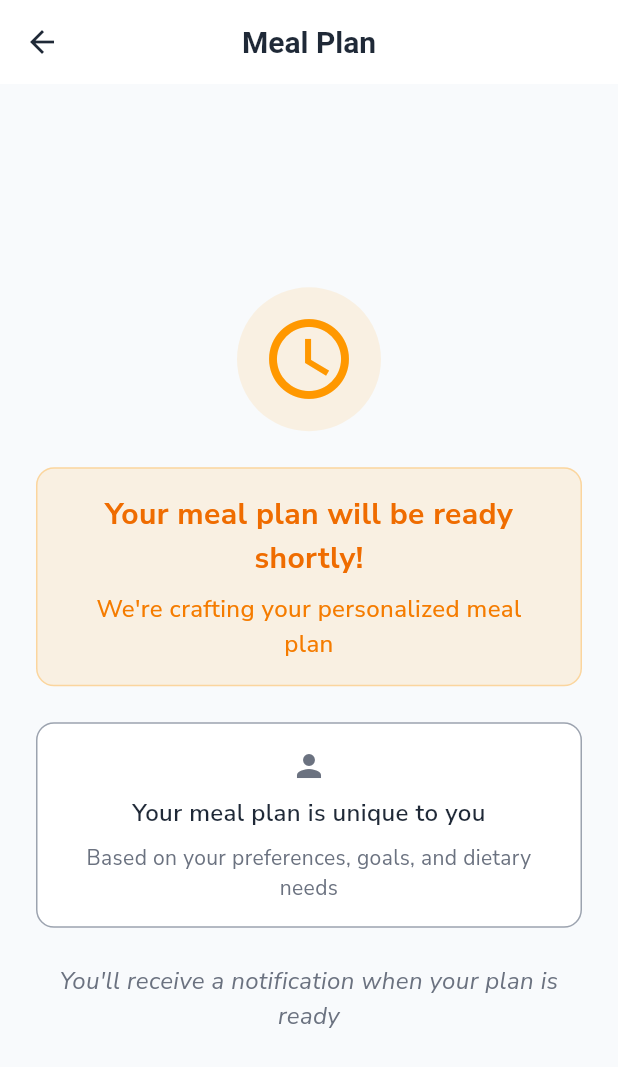
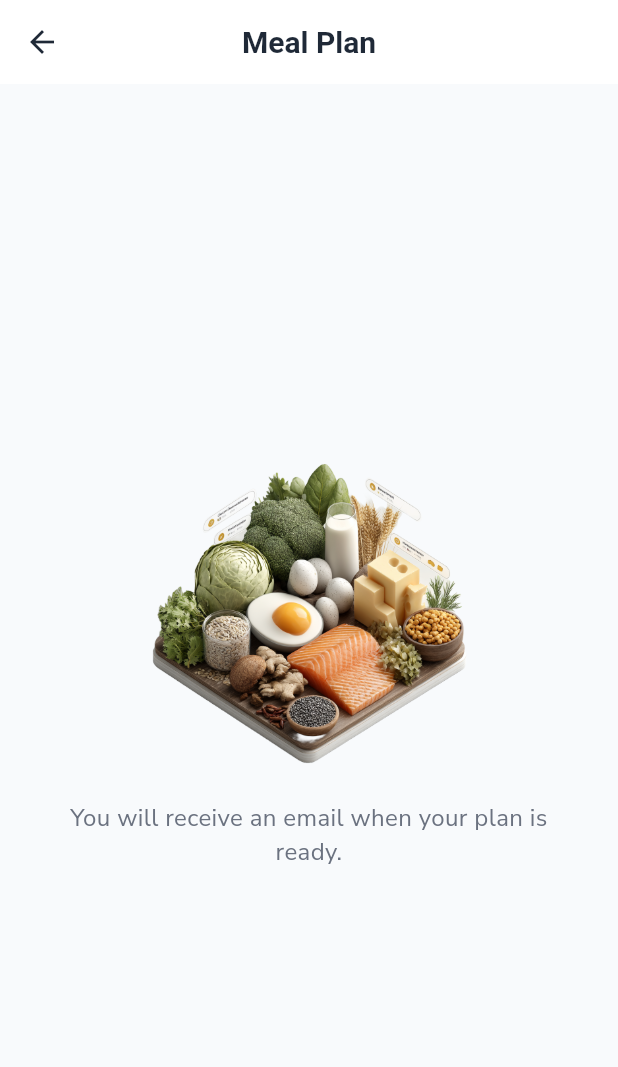
Before and after one commit to mahmoudal99/moctarnutrition, a Flutter app: the WaitingForMealPlan screen opened directly, on a phone screen of 412 x 824 dp. Shown: the top 1067 px of the screen. Run offline on Flutter 3.47's test engine with Material 3 defaults, Android fonts, the phone set to English and light mode, and no system bars; our stand-ins replace cached_network_image, cloud_firestore, firebase_auth, firebase_core, firebase_storage, fl_chart and 11 more; missing offline and left inert: flutter_floating_bottom_bar; accounts and stored records are empty; project files that could hold a hidden picture were left out.

Commit message:
Minor changes

```diff
--- a/lib/features/admin/presentation/screens/admin_user_profile_screen.dart
+++ b/lib/features/admin/presentation/screens/admin_user_profile_screen.dart
@@ -11,11 +11,11 @@ class AdminUserProfileScreen extends StatelessWidget {
   final VoidCallback? onMealPlanCreated;
 
   const AdminUserProfileScreen({
-    Key? key,
+    super.key,
     required this.user,
     this.mealPlanId,
     this.onMealPlanCreated,
-  }) : super(key: key);
+  });
 
   @override
   Widget build(BuildContext context) {
@@ -108,7 +108,7 @@ class AdminUserProfileScreen extends StatelessWidget {
                       ),
                       AdminInfoRow(
                         label: 'Target Calories',
-                        value: '${user.preferences.targetCalories ?? 0} kcal',
+                        value: '${user.preferences.targetCalories} kcal',
                       ),
                     ],
                   ),
@@ -122,16 +122,16 @@ class AdminUserProfileScreen extends StatelessWidget {
                     children: [
                       AdminInfoRow(
                           label: 'Age',
-                          value: '${user.preferences.age ?? 0} years'),
+                          value: '${user.preferences.age} years'),
                       AdminInfoRow(
                           label: 'Weight',
-                          value: '${user.preferences.weight ?? 0} kg'),
+                          value: '${user.preferences.weight} kg'),
                       AdminInfoRow(
                           label: 'Height',
-                          value: '${user.preferences.height ?? 0} cm'),
+                          value: '${user.preferences.height} cm'),
                       AdminInfoRow(
                           label: 'Gender',
-                          value: user.preferences.gender ?? 'Not specified'),
+                          value: user.preferences.gender),
                     ],
                   ),
 
@@ -144,12 +144,11 @@ class AdminUserProfileScreen extends StatelessWidget {
                     children: [
                       AdminInfoRow(
                         label: 'Dietary Restrictions',
-                        value: (user.preferences.dietaryRestrictions ?? [])
+                        value: (user.preferences.dietaryRestrictions)
                                 .isEmpty
                             ? 'None'
                             : user.preferences.dietaryRestrictions
-                                    .join(', ') ??
-                                'None',
+                                    .join(', '),
                       ),
                       AdminInfoRow(
                         label: 'Preferred Workouts',
@@ -157,8 +156,7 @@ class AdminUserProfileScreen extends StatelessWidget {
                                 .isEmpty
                             ? 'None'
                             : user.preferences.preferredWorkoutStyles
-                                    .join(', ') ??
-                                'None',
+                                    .join(', '),
                       ),
                     ],
                   ),
--- a/lib/features/checkin/presentation/screens/checkin_screen.dart
+++ b/lib/features/checkin/presentation/screens/checkin_screen.dart
@@ -109,6 +109,7 @@ class _CheckinScreenState extends State<CheckinScreen> {
 
                 // Check-in history
                 _buildHistorySection(checkinProvider),
+                const SizedBox(height: 128),
               ],
             ),
           );
@@ -124,7 +125,7 @@ class _CheckinScreenState extends State<CheckinScreen> {
         child: Column(
           mainAxisAlignment: MainAxisAlignment.center,
           children: [
-            Icon(
+            const Icon(
               Icons.error_outline,
               size: 64,
               color: AppConstants.errorColor,
--- a/lib/features/meal_prep/presentation/widgets/waiting_for_meal_plan.dart
+++ b/lib/features/meal_prep/presentation/widgets/waiting_for_meal_plan.dart
@@ -17,106 +17,16 @@ class WaitingForMealPlan extends StatelessWidget {
             mainAxisAlignment: MainAxisAlignment.center,
             crossAxisAlignment: CrossAxisAlignment.center,
             children: [
-              // Warning icon with orange color
-              Container(
-                padding: const EdgeInsets.all(AppConstants.spacingM),
-                decoration: BoxDecoration(
-                  color: Colors.orange.withOpacity(0.1),
-                  shape: BoxShape.circle,
-                ),
-                child: const Icon(
-                  Icons.schedule,
-                  size: 64,
-                  color: Colors.orange,
-                ),
+              Image.asset(
+                "assets/images/mealplan_graphic.png",
+                height: 225,
               ),
-              const SizedBox(height: AppConstants.spacingL),
-
-              // Main warning message
-              Container(
-                padding: const EdgeInsets.symmetric(
-                  horizontal: AppConstants.spacingL,
-                  vertical: AppConstants.spacingM,
-                ),
-                decoration: BoxDecoration(
-                  color: Colors.orange.withOpacity(0.1),
-                  borderRadius: BorderRadius.circular(AppConstants.radiusM),
-                  border: Border.all(
-                    color: Colors.orange.withOpacity(0.3),
-                    width: 1,
-                  ),
-                ),
-                child: Column(
-                  children: [
-                    Text(
-                      'Your meal plan will be ready shortly!',
-                      style: AppTextStyles.heading4.copyWith(
-                        color: Colors.orange.shade800,
-                        fontWeight: FontWeight.bold,
-                      ),
-                      textAlign: TextAlign.center,
-                    ),
-                    const SizedBox(height: AppConstants.spacingS),
-                    Text(
-                      'We\'re crafting your personalized meal plan',
-                      style: AppTextStyles.bodyMedium.copyWith(
-                        color: Colors.orange.shade700,
-                        fontWeight: FontWeight.w500,
-                      ),
-                      textAlign: TextAlign.center,
-                    ),
-                  ],
-                ),
-              ),
-
-              const SizedBox(height: AppConstants.spacingL),
-
-              // Additional info
-              Container(
-                padding: const EdgeInsets.all(AppConstants.spacingM),
-                decoration: BoxDecoration(
-                  color: AppConstants.surfaceColor,
-                  borderRadius: BorderRadius.circular(AppConstants.radiusM),
-                  border: Border.all(
-                    color: AppConstants.textTertiary,
-                    width: 1,
-                  ),
-                ),
-                child: Column(
-                  children: [
-                    const Icon(
-                      Icons.person,
-                      size: 24,
-                      color: AppConstants.textSecondary,
-                    ),
-                    const SizedBox(height: AppConstants.spacingS),
-                    Text(
-                      'Your meal plan is unique to you',
-                      style: AppTextStyles.bodyMedium.copyWith(
-                        fontWeight: FontWeight.w600,
-                      ),
-                      textAlign: TextAlign.center,
-                    ),
-                    const SizedBox(height: AppConstants.spacingS),
-                    Text(
-                      'Based on your preferences, goals, and dietary needs',
-                      style: AppTextStyles.bodySmall.copyWith(
-                        color: AppConstants.textSecondary,
-                      ),
-                      textAlign: TextAlign.center,
-                    ),
-                  ],
-                ),
-              ),
-
-              const SizedBox(height: AppConstants.spacingL),
-
+              const SizedBox(height: AppConstants.spacingS),
               // Status message
               Text(
-                'You\'ll receive a notification when your plan is ready',
+                'You will receive an email when your plan is ready.',
                 style: AppTextStyles.bodyMedium.copyWith(
                   color: AppConstants.textSecondary,
-                  fontStyle: FontStyle.italic,
                 ),
                 textAlign: TextAlign.center,
               ),
```
Also changed, not shown: assets/images/mealplan_graphic.png (added).
